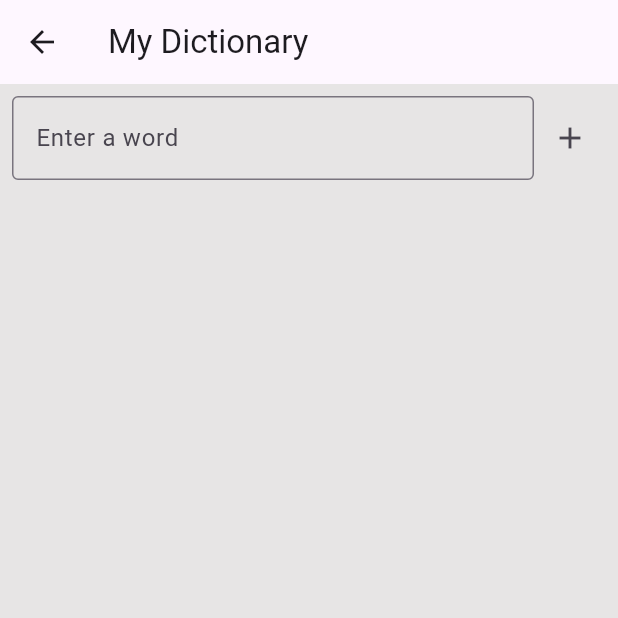
After one commit to HashiniDivyanjanee/dictionary, a Flutter app: the screen it shows after launch, after a tap on "Next", on a phone screen of 412 x 824 dp, the top half of it. The commit adds this screen. Run offline on Flutter 3.47's test engine with Material 3 defaults, Android fonts, the phone set to English and light mode, and no system bars; our stand-ins replace bloc, equatable, flutter_bloc, shared_preferences.

Commit message:
Implement WordBloc with CRUD operations and integrate DictionaryScreen

```diff
--- a/lib/bloc/word_bloc_event.dart
+++ b/lib/bloc/word_bloc_event.dart
@@ -9,7 +9,9 @@ class LoadWords extends WordBlocEvent {}
 
 class AddWord extends WordBlocEvent {
   final String word;
-  AddWord(this.word);
+  final String example;
+  final String meaning;
+  AddWord(this.word, this.example, this.meaning);
 
   @override
   List<Object?> get props => [word];
--- a/lib/bloc/word_bloc_state.dart
+++ b/lib/bloc/word_bloc_state.dart
@@ -1,13 +1,13 @@
 part of 'word_bloc_bloc.dart';
 
 class WordBlocState extends Equatable {
-  final List<String> words;
+  final List<Wordentry> words;
   final bool isLoading;
 
   const WordBlocState({this.words = const [], this.isLoading = false});
 
   WordBlocState copyWith({
-    List<String>? words, bool? isLoading
+    List<Wordentry>? words, bool? isLoading
   }){
     return WordBlocState(
       words: words ?? this.words,
--- a/lib/main.dart
+++ b/lib/main.dart
@@ -1,5 +1,9 @@
+import 'package:dictionary/bloc/word_bloc_bloc.dart';
+import 'package:dictionary/repository/dictionary_repository.dart';
+import 'package:dictionary/view/home/screen/disctionary_screen.dart';
 import 'package:dictionary/view/home/screen/home.dart';
 import 'package:flutter/material.dart';
+import 'package:flutter_bloc/flutter_bloc.dart';
 
 void main() {
   runApp(const MyApp());
@@ -9,10 +13,13 @@ class MyApp extends StatelessWidget {
   const MyApp({super.key});
   @override
   Widget build(BuildContext context) {
-    return MaterialApp(
-      theme: ThemeData(scaffoldBackgroundColor: const Color.fromARGB(255, 231, 229, 229)),
-      debugShowCheckedModeBanner: false,
-      home: const Home(),
+    return MultiBlocProvider(
+      providers: [BlocProvider(create: (context)=> WordBlocBloc(DictionaryRepository()))],
+      child: MaterialApp(
+        theme: ThemeData(scaffoldBackgroundColor: const Color.fromARGB(255, 231, 229, 229)),
+        debugShowCheckedModeBanner: false,
+        home: const Home(),
+      ),
     );
   }
 }
--- /dev/null
+++ b/lib/model/wordEntry.dart
@@ -0,0 +1,21 @@
+class Wordentry {
+  final String word;
+  final String example;
+  final String meaning;
+
+  Wordentry({required this.word, required this.example, required this.meaning});
+
+  Map<String, dynamic> toJson() => {
+    'word': word,
+    'example': example,
+    'meaning': meaning,
+  };
+
+  factory Wordentry.fromJson(Map<String, dynamic> json) {
+    return Wordentry(
+      word: json['word'],
+      example: json['example'],
+      meaning: json['meaning'],
+    );
+  }
+}
--- /dev/null
+++ b/lib/view/home/screen/disctionary_screen.dart
@@ -0,0 +1,88 @@
+// ui/dictionary_screen.dart
+import 'package:dictionary/bloc/word_bloc_bloc.dart';
+import 'package:dictionary/repository/dictionary_repository.dart';
+import 'package:flutter/material.dart';
+import 'package:flutter_bloc/flutter_bloc.dart';
+
+class DictionaryScreen extends StatelessWidget {
+  const DictionaryScreen({super.key});
+
+  @override
+  Widget build(BuildContext context) {
+    final TextEditingController wordcontroller = TextEditingController();
+    final TextEditingController examplecontroller = TextEditingController();
+    final TextEditingController meaningcontroller = TextEditingController();
+
+    return BlocProvider(
+      create: (_) => WordBlocBloc(DictionaryRepository())..add(LoadWords()),
+      child: Scaffold(
+        appBar: AppBar(title: const Text("My Dictionary")),
+        body: Column(
+          children: [
+            Padding(
+              padding: const EdgeInsets.all(8),
+              child: Row(
+                children: [
+                  Expanded(
+                    child: TextField(
+                      controller: wordcontroller,
+                      decoration: const InputDecoration(
+                        hintText: "Enter a word",
+                        border: OutlineInputBorder(),
+                      ),
+                    ),
+                  ),
+                  IconButton(
+                    icon: const Icon(Icons.add),
+                    onPressed: () {
+                      if (wordcontroller.text.trim().isNotEmpty) {
+                        context.read<WordBlocBloc>().add(
+                          AddWord(
+                            wordcontroller.text.trim(),
+                            examplecontroller.text.trim(),
+                            meaningcontroller.text.trim(),
+                          ),
+                        );
+                        wordcontroller.clear();
+                        examplecontroller.clear();
+                        meaningcontroller.clear();
+                      }
+                    },
+                  ),
+                ],
+              ),
+            ),
+            // Expanded(
+            //   child: BlocBuilder<WordBlocBloc, WordBlocState>(
+            //     builder: (context, state) {
+            //       if (state.isLoading) {
+            //         return const Center(child: CircularProgressIndicator());
+            //       }
+            //       if (state.words.isEmpty) {
+            //         return const Center(child: Text("No words added yet."));
+            //       }
+            //       return ListView.builder(
+            //         itemCount: state.words.length,
+            //         itemBuilder: (context, index) {
+            //           return ListTile(
+            //             title: Text(state.words[index]),
+            //             trailing: IconButton(
+            //               icon: const Icon(Icons.delete, color: Colors.red),
+            //               onPressed: () {
+            //                 context
+            //                     .read<WordBlocBloc>()
+            //                     .add(RemoveWord(index));
+            //               },
+            //             ),
+            //           );
+            //         },
+            //       );
+            //     },
+            //   ),
+            // ),
+          ],
+        ),
+      ),
+    );
+  }
+}
--- a/lib/view/home/screen/home.dart
+++ b/lib/view/home/screen/home.dart
@@ -1,7 +1,11 @@
+import 'package:dictionary/bloc/word_bloc_bloc.dart';
+import 'package:dictionary/model/wordEntry.dart';
+import 'package:dictionary/view/home/screen/disctionary_screen.dart';
 import 'package:dictionary/view/home/widget/appBar_widget.dart';
 import 'package:dictionary/view/home/widget/item_card_widget.dart';
 import 'package:dictionary/view/home/widget/searchBar_widget.dart';
 import 'package:flutter/material.dart';
+import 'package:flutter_bloc/flutter_bloc.dart';
 
 class Home extends StatefulWidget {
   const Home({super.key});
@@ -18,16 +22,39 @@ class _HomeState extends State<Home> {
       body: Column(
         children: [
           SearchBarWidget(),
+          ElevatedButton(onPressed: () {
+            Navigator.push(context, MaterialPageRoute(builder: (context) => const DictionaryScreen()));
+          }, child: Text("Next")),
           SizedBox(height: 10),
-          ItemCardWidget(title: '고양이', subtitle: 'Cat'),
-          ItemCardWidget(title: '개', subtitle: 'Dog'),
+          Expanded(
+            child: BlocBuilder<WordBlocBloc, WordBlocState>(
+              builder: (context, state) {
+                if (state.isLoading) {
+                  return const Center(child: CircularProgressIndicator());
+                }
+                if (state.words.isEmpty) {
+                  return const Center(child: Text("No words added yet."));
+                }
+                return ListView.builder(
+                  itemCount: state.words.length,
+                  itemBuilder: (context, index) {
+                     Wordentry entry = state.words[index];
+                    return ItemCardWidget(
+                      title: entry.word,
+                      subtitle: entry.example,
+                    );
+                  },
+                );
+              },
+            ),
+          ),
         ],
       ),
       bottomNavigationBar: BottomNavigationBar(
         selectedItemColor: Colors.cyan[300],
         unselectedItemColor: Colors.grey,
         items: [
-          BottomNavigationBarItem(icon: Icon(Icons.add), label: 'Add'),
+          BottomNavigationBarItem(icon: Icon(Icons.add), label: 'Add',  ),
           BottomNavigationBarItem(icon: Icon(Icons.bookmark), label: 'Saved'),
           BottomNavigationBarItem(icon: Icon(Icons.home), label: 'Home'),
           BottomNavigationBarItem(icon: Icon(Icons.history), label: 'History'),
@@ -37,9 +64,7 @@ class _HomeState extends State<Home> {
           ),
         ],
         currentIndex: 2,
-        onTap: (value) {
-
-        },
+        onTap: (value) {},
       ),
     );
   }
```
Also changed, not shown: lib/bloc/word_bloc_bloc.dart (+34 -6 lines), lib/repository/dictionary_repository.dart (+10 -6 lines).
